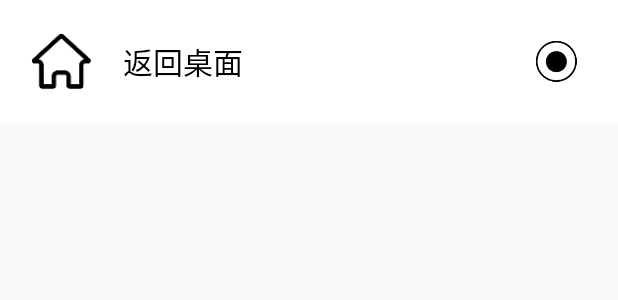
After one commit to yhsj0919/ELauncher, an Android app: the layout layout_notification.xml on its own in the app's theme, with its tools: preview values and no code run, on a phone screen of 412 x 824 dp. The commit adds this screen. Shown: the top 300 px of the screen. Run offline under Robolectric (Android 15) with nearby library versions, the phone set to English and light mode, and no system bars.

Commit message:
加入通知栏返回，悬浮球支持自杀

```diff
--- a/app/src/main/java/xyz/yhsj/elauncher/setting/HoverBallActivity.kt
+++ b/app/src/main/java/xyz/yhsj/elauncher/setting/HoverBallActivity.kt
@@ -44,7 +44,9 @@ class HoverBallActivity : AppCompatActivity() {
         "返回上一级",
         "返回主页",
         "全局刷新",
-        "加速"
+        "清理后台",
+        "wifi开关",
+        "悬浮球自杀"
     )
 
     override fun onCreate(savedInstanceState: Bundle?) {
@@ -147,6 +149,8 @@ class HoverBallActivity : AppCompatActivity() {
                     R.id.home -> 2
                     R.id.refresh -> 3
                     R.id.clear -> 4
+                    R.id.kill -> 5
+                    R.id.wifi -> 6
                     else -> 0
                 }
                 SpUtil.setValue(this, spAction[actionType], checkType)
--- a/app/src/main/java/xyz/yhsj/elauncher/utils/ActionKey.kt
+++ b/app/src/main/java/xyz/yhsj/elauncher/utils/ActionKey.kt
@@ -16,4 +16,8 @@ object ActionKey {
     val HOVER_BALL_RIGHT = "HoverBallRight"
     val HOVER_BALL_UP = "HoverBallUp"
     val HOVER_BALL_DOWN = "HoverBallDown"
+
+    //通知栏开关悬浮球
+    val ACTION_HOVER_BALL = "xyz.yhsj.actionHoverBall"
+    val ACTION_WIFI_STATUS = "xyz.yhsj.wifiStatus"
 }
--- a/app/src/main/res/layout/activity_main.xml
+++ b/app/src/main/res/layout/activity_main.xml
@@ -3,9 +3,10 @@
     xmlns:tools="http://schemas.android.com/tools"
     android:layout_width="match_parent"
     android:layout_height="match_parent"
+    android:background="@android:color/white"
     android:gravity="center"
+    android:orientation="vertical"
     android:padding="8dp"
-    android:orientation="vertical"
     tools:context=".MainActivity">
 
     <androidx.recyclerview.widget.RecyclerView
--- /dev/null
+++ b/app/src/main/res/layout/layout_notification.xml
@@ -0,0 +1,34 @@
+<?xml version="1.0" encoding="utf-8"?>
+<LinearLayout xmlns:android="http://schemas.android.com/apk/res/android"
+    android:layout_width="match_parent"
+    android:layout_height="wrap_content"
+    android:background="@android:color/white"
+    android:orientation="horizontal"
+    android:padding="16dp">
+
+    <ImageView
+        android:layout_width="50dp"
+        android:layout_height="50dp"
+        android:layout_marginRight="16dp"
+        android:padding="4dp"
+        android:src="@mipmap/ic_home" />
+
+    <TextView
+        android:layout_width="match_parent"
+        android:layout_height="match_parent"
+        android:layout_weight="1"
+        android:gravity="center_vertical"
+        android:text="返回桌面"
+        android:textColor="@android:color/black"
+        android:textSize="20dp" />
+
+    <ImageView
+        android:id="@+id/ball"
+        android:layout_width="50dp"
+        android:layout_height="50dp"
+        android:background="?android:attr/selectableItemBackground"
+        android:padding="8dp"
+        android:src="@mipmap/ic_ball" />
+
+
+</LinearLayout>
```
Also changed, not shown: app/build.gradle (+5 -3 lines), app/src/main/AndroidManifest.xml (+15 -0 lines), app/src/main/java/xyz/yhsj/elauncher/MainActivity.kt (+82 -23 lines), app/src/main/java/xyz/yhsj/elauncher/MyApplication.java (added, +18 -0 lines), app/src/main/java/xyz/yhsj/elauncher/utils/Ext.kt (+25 -0 lines), app/src/main/java/xyz/yhsj/elauncher/utils/NotificationChannels.java (added, +58 -0 lines), app/src/main/java/xyz/yhsj/elauncher/utils/Notifications.kt (added, +57 -0 lines), app/src/main/java/xyz/yhsj/elauncher/widget/HoverBallView.kt (+10 -0 lines), app/src/main/res/layout/action_dialog_layout.xml (+19 -1 lines), app/src/main/res/values/strings.xml (+7 -0 lines), app/src/main/res/mipmap-xxhdpi/ic_ball.png (added), app/src/main/res/mipmap-xxhdpi/ic_home.png (added), 2 other files.
